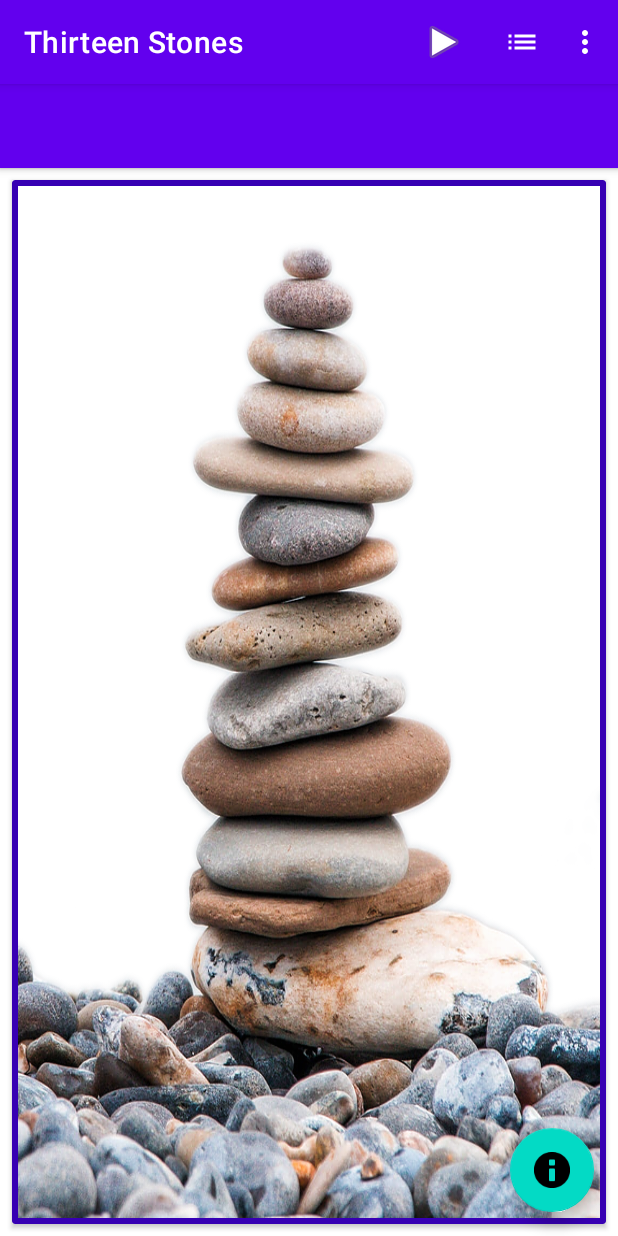
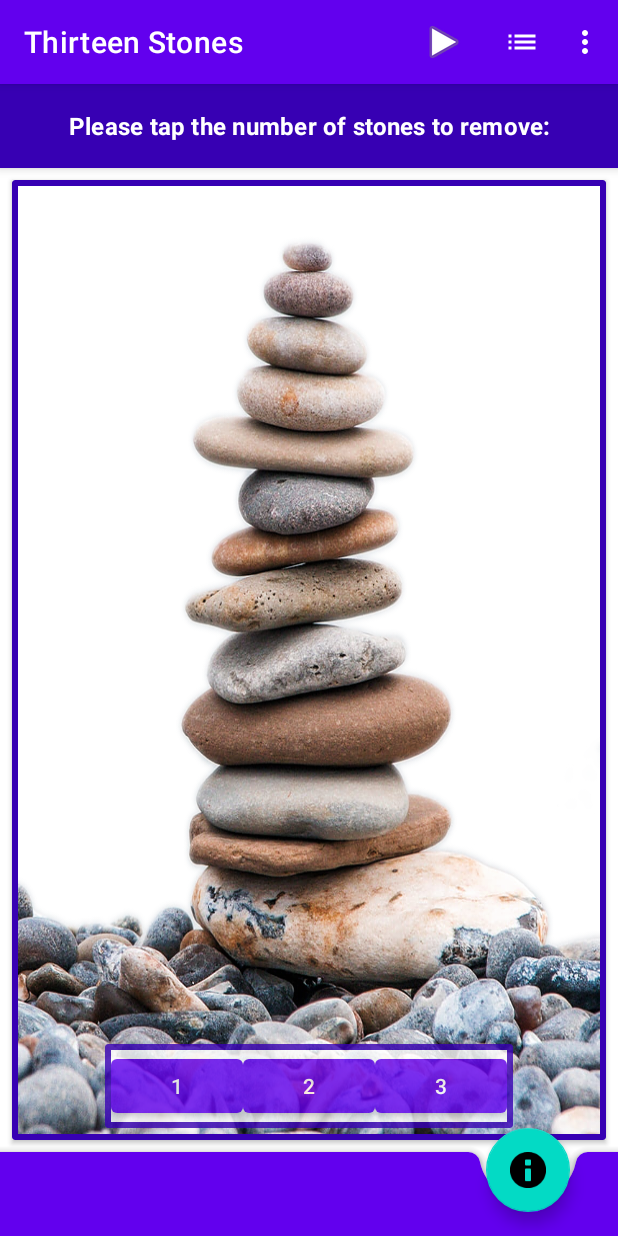
Before and after one commit to rachel613g/ThirteenStones, an Android app: the screen it shows after launch (MainActivity), on a phone screen of 412 x 824 dp. Run offline under Robolectric (Android 15) with nearby library versions, the phone set to English and light mode, and no system bars.

Commit message:
added instruction bar and three buttons in bottom bar and fab

```diff
--- a/app/src/main/res/layout/content_main.xml
+++ b/app/src/main/res/layout/content_main.xml
@@ -4,6 +4,7 @@
     xmlns:tools="http://schemas.android.com/tools"
     android:layout_width="match_parent"
     android:layout_height="match_parent"
+    android:layout_marginBottom="?actionBarSize"
     app:layout_behavior="@string/appbar_scrolling_view_behavior">
 
     <include layout="@layout/main_include_instruction_bar" />
--- a/app/src/main/res/layout/main_include_bottom_bar_and_fab.xml
+++ b/app/src/main/res/layout/main_include_bottom_bar_and_fab.xml
@@ -1,11 +1,49 @@
 <?xml version="1.0" encoding="utf-8"?>
-<com.google.android.material.floatingactionbutton.FloatingActionButton xmlns:app="http://schemas.android.com/apk/res-auto"
-    xmlns:android="http://schemas.android.com/apk/res/android"
+<merge xmlns:android="http://schemas.android.com/apk/res/android"
+    xmlns:app="http://schemas.android.com/apk/res-auto"
     xmlns:tools="http://schemas.android.com/tools"
-    android:id="@+id/fab"
-    android:layout_width="wrap_content"
-    android:layout_height="wrap_content"
-    android:layout_gravity="bottom|end"
-    android:layout_margin="@dimen/fab_margin"
-    app:srcCompat="@android:drawable/ic_dialog_info"
-    tools:showIn="@layout/activity_main" />
+    tools:showIn="@layout/activity_main">
+
+    <com.google.android.material.bottomappbar.BottomAppBar
+        android:id="@+id/bottom_bar"
+        style="@style/Widget.MaterialComponents.BottomAppBar.Colored"
+        android:layout_width="match_parent"
+        android:layout_height="?actionBarSize"
+        android:layout_gravity="bottom"
+        app:fabAlignmentMode="end"
+        app:fabAnimationMode="slide"
+        tools:ignore="BottomAppBar">
+        <LinearLayout
+            android:layout_width="match_parent"
+            android:layout_height="wrap_content"
+            android:orientation="vertical">
+
+            <TextView
+                android:id="@+id/tv_status_current_player"
+                android:layout_width="match_parent"
+                android:layout_height="wrap_content"
+                android:gravity="start"
+                android:textAppearance="@style/TextAppearance.MaterialComponents.Subtitle1"
+                android:textColor="@android:color/primary_text_dark" />
+
+            <TextView
+                android:id="@+id/tv_status_stones_remaining"
+                android:layout_width="match_parent"
+                android:layout_height="wrap_content"
+                android:gravity="start"
+                android:textAppearance="@style/TextAppearance.MaterialComponents.Subtitle2"
+                android:textColor="@android:color/primary_text_dark" />
+        </LinearLayout>
+    </com.google.android.material.bottomappbar.BottomAppBar>
+
+    <com.google.android.material.floatingactionbutton.FloatingActionButton
+        android:id="@+id/fab"
+        android:layout_width="wrap_content"
+        android:layout_height="wrap_content"
+        android:layout_gravity="bottom|center"
+        app:layout_anchor="@id/bottom_bar"
+        app:layout_anchorGravity="center"
+        app:srcCompat="@android:drawable/ic_dialog_info"
+
+        android:contentDescription="@string/fab" />
+</merge>
--- a/app/src/main/res/layout/main_include_card_button.xml
+++ b/app/src/main/res/layout/main_include_card_button.xml
@@ -1,5 +1,41 @@
 <?xml version="1.0" encoding="utf-8"?>
-<androidx.cardview.widget.CardView xmlns:android="http://schemas.android.com/apk/res/android"
-    android:layout_width="match_parent" android:layout_height="?actionBarSize">
+
+<androidx.cardview.widget.CardView
+    xmlns:android="http://schemas.android.com/apk/res/android"
+    xmlns:app="http://schemas.android.com/apk/res-auto"
+    xmlns:tools="http://schemas.android.com/tools"
+    android:layout_width="wrap_content"
+    android:layout_height="wrap_content"
+    android:layout_marginBottom="@dimen/double_activity_margin"
+    android:alpha=".8"
+    app:cardBackgroundColor="@color/design_default_color_primary_dark"
+    app:layout_constraintBottom_toBottomOf="parent"
+    app:layout_constraintEnd_toEndOf="parent"
+    app:layout_constraintStart_toStartOf="parent"
+    tools:showIn="@layout/content_main">
+
+    <LinearLayout
+        android:layout_width="wrap_content"
+        android:layout_height="wrap_content"
+        android:layout_margin="@dimen/slim_margin"
+        android:orientation="horizontal"
+        android:background="@color/colorDefaultBackground">
+
+        <Button
+            android:layout_width="wrap_content"
+            android:layout_height="wrap_content"
+            android:text="@string/one" />
+
+        <Button
+            android:layout_width="wrap_content"
+            android:layout_height="wrap_content"
+            android:text="@string/two" />
+
+        <Button
+            android:layout_width="wrap_content"
+            android:layout_height="wrap_content"
+            android:text="@string/three" />
+
+    </LinearLayout>
 
 </androidx.cardview.widget.CardView>
--- a/app/src/main/res/layout/main_include_instruction_bar.xml
+++ b/app/src/main/res/layout/main_include_instruction_bar.xml
@@ -1,12 +1,25 @@
 <?xml version="1.0" encoding="utf-8"?>
-<com.google.android.material.appbar.AppBarLayout xmlns:android="http://schemas.android.com/apk/res/android"
+
+<com.google.android.material.appbar.AppBarLayout
+    xmlns:android="http://schemas.android.com/apk/res/android"
     xmlns:app="http://schemas.android.com/apk/res-auto"
+    xmlns:tools="http://schemas.android.com/tools"
     android:id="@+id/top_bar"
     android:layout_width="match_parent"
     android:layout_height="?actionBarSize"
+    android:background="@color/design_default_color_primary_dark"
+    android:gravity="center"
+    app:layout_constraintStart_toStartOf="parent"
     app:layout_constraintTop_toTopOf="parent"
-    app:layout_constraintStart_toStartOf="parent"
-    app:layout_constraintEnd_toEndOf="parent"
-    >
+    tools:showIn="@layout/content_main"
+    tools:ignore="Overdraw">
 
+    <TextView
+        android:layout_width="match_parent"
+        android:layout_height="wrap_content"
+        android:gravity="center"
+        android:text="@string/banner_text"
+        android:textAppearance="@style/TextAppearance.MaterialComponents.Subtitle1"
+        android:textStyle="bold"
+        android:textColor="@android:color/primary_text_dark" />
 </com.google.android.material.appbar.AppBarLayout>
```
